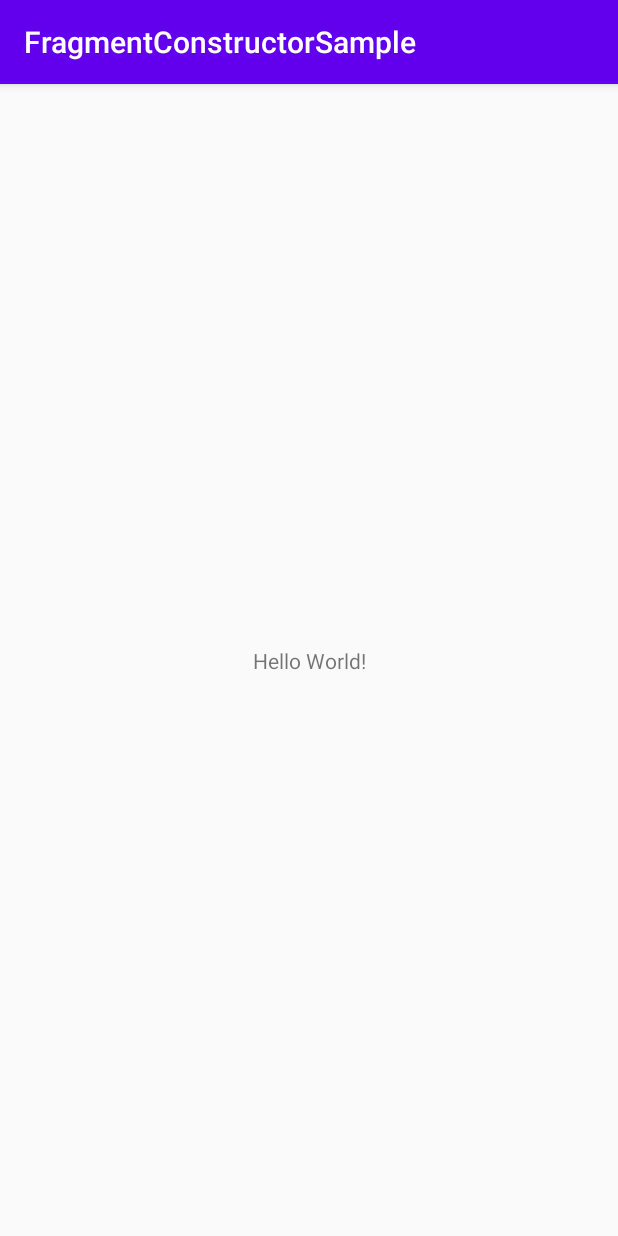
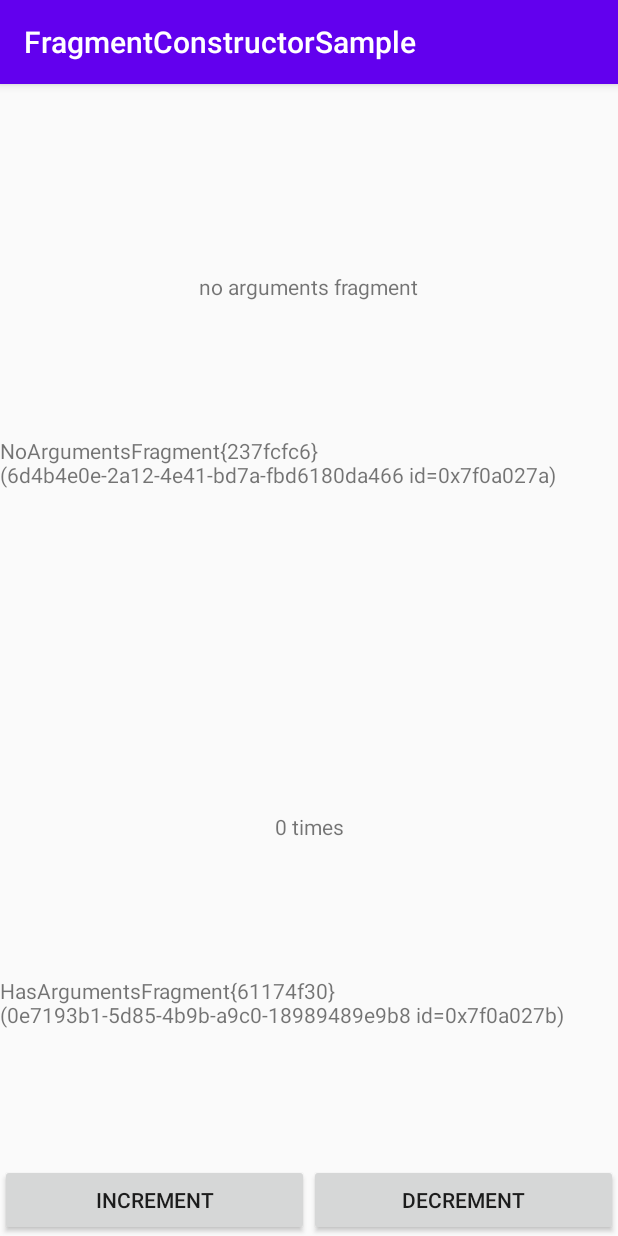
Before and after one commit to gen0083/FragmentConstructorSample, an Android app: the screen it shows after launch (MainActivity), on a phone screen of 412 x 824 dp. Run offline under Robolectric (Android 15) with nearby library versions, the phone set to English and light mode, and no system bars; our stand-ins replace data binding.

Commit message:
Instantiate fragment via FragmentFactory

```diff
--- /dev/null
+++ b/app/src/main/java/jp/gcreate/sample/fragmentconstructorsample/HasArgumentsFragment.kt
@@ -0,0 +1,28 @@
+package jp.gcreate.sample.fragmentconstructorsample
+
+import android.os.Bundle
+import android.view.LayoutInflater
+import android.view.View
+import android.view.ViewGroup
+import androidx.databinding.DataBindingUtil
+import androidx.fragment.app.Fragment
+import jp.gcreate.sample.fragmentconstructorsample.databinding.FragmentHasArgumentsBinding
+
+class HasArgumentsFragment(val count: Int) : Fragment() {
+    private lateinit var binding: FragmentHasArgumentsBinding
+
+    override fun onCreateView(
+        inflater: LayoutInflater,
+        container: ViewGroup?,
+        savedInstanceState: Bundle?
+    ): View? {
+        binding = DataBindingUtil.inflate(inflater, R.layout.fragment_has_arguments, container, false)
+        return binding.root
+    }
+
+    override fun onViewCreated(view: View, savedInstanceState: Bundle?) {
+        super.onViewCreated(view, savedInstanceState)
+        binding.textView.text = "$count times"
+        binding.fragmentInstance.text = this.toString()
+    }
+}
--- /dev/null
+++ b/app/src/main/java/jp/gcreate/sample/fragmentconstructorsample/HasArgumentsFragmentFactory.kt
@@ -0,0 +1,13 @@
+package jp.gcreate.sample.fragmentconstructorsample
+
+import androidx.fragment.app.Fragment
+import androidx.fragment.app.FragmentFactory
+
+class HasArgumentsFragmentFactory(val dep: () -> Int) : FragmentFactory() {
+    override fun instantiate(classLoader: ClassLoader, className: String): Fragment {
+        if (className == HasArgumentsFragment::class.java.name) {
+            return HasArgumentsFragment(dep())
+        }
+        return super.instantiate(classLoader, className)
+    }
+}
--- a/app/src/main/java/jp/gcreate/sample/fragmentconstructorsample/MainActivity.kt
+++ b/app/src/main/java/jp/gcreate/sample/fragmentconstructorsample/MainActivity.kt
@@ -2,11 +2,32 @@ package jp.gcreate.sample.fragmentconstructorsample
 
 import androidx.appcompat.app.AppCompatActivity
 import android.os.Bundle
+import androidx.databinding.DataBindingUtil
+import jp.gcreate.sample.fragmentconstructorsample.databinding.ActivityMainBinding
 
 class MainActivity : AppCompatActivity() {
+    private var count = 0
+    private val fragmentFactory = HasArgumentsFragmentFactory { count }
+    private lateinit var binding: ActivityMainBinding
 
     override fun onCreate(savedInstanceState: Bundle?) {
+        supportFragmentManager.fragmentFactory = fragmentFactory
         super.onCreate(savedInstanceState)
-        setContentView(R.layout.activity_main)
+        binding = DataBindingUtil.setContentView(this, R.layout.activity_main)
+
+        binding.increment.setOnClickListener {
+            count++
+            replaceFragment()
+        }
+        binding.decrement.setOnClickListener {
+            count--
+            replaceFragment()
+        }
+    }
+
+    private fun replaceFragment() {
+        supportFragmentManager.beginTransaction()
+            .replace(R.id.container_2, HasArgumentsFragment::class.java, null)
+            .commit()
     }
 }
--- /dev/null
+++ b/app/src/main/java/jp/gcreate/sample/fragmentconstructorsample/NoArgumentsFragment.kt
@@ -0,0 +1,27 @@
+package jp.gcreate.sample.fragmentconstructorsample
+
+import android.os.Bundle
+import android.view.LayoutInflater
+import android.view.View
+import android.view.ViewGroup
+import androidx.databinding.DataBindingUtil
+import androidx.fragment.app.Fragment
+import jp.gcreate.sample.fragmentconstructorsample.databinding.FragmentNoArgumentsBinding
+
+class NoArgumentsFragment : Fragment() {
+    private lateinit var binding: FragmentNoArgumentsBinding
+
+    override fun onCreateView(
+        inflater: LayoutInflater,
+        container: ViewGroup?,
+        savedInstanceState: Bundle?
+    ): View? {
+        binding = DataBindingUtil.inflate(inflater, R.layout.fragment_no_arguments, container, false)
+        return binding.root
+    }
+
+    override fun onViewCreated(view: View, savedInstanceState: Bundle?) {
+        super.onViewCreated(view, savedInstanceState)
+        binding.fragmentInstance.text = this.toString()
+    }
+}
--- a/app/src/main/res/layout/activity_main.xml
+++ b/app/src/main/res/layout/activity_main.xml
@@ -1,18 +1,59 @@
 <?xml version="1.0" encoding="utf-8"?>
-<androidx.constraintlayout.widget.ConstraintLayout xmlns:android="http://schemas.android.com/apk/res/android"
+<layout
+    xmlns:android="http://schemas.android.com/apk/res/android"
     xmlns:app="http://schemas.android.com/apk/res-auto"
     xmlns:tools="http://schemas.android.com/tools"
-    android:layout_width="match_parent"
-    android:layout_height="match_parent"
-    tools:context=".MainActivity">
+    >
 
-    <TextView
-        android:layout_width="wrap_content"
-        android:layout_height="wrap_content"
-        android:text="Hello World!"
-        app:layout_constraintBottom_toBottomOf="parent"
-        app:layout_constraintLeft_toLeftOf="parent"
-        app:layout_constraintRight_toRightOf="parent"
-        app:layout_constraintTop_toTopOf="parent" />
+    <androidx.constraintlayout.widget.ConstraintLayout
+        android:layout_width="match_parent"
+        android:layout_height="match_parent"
+        tools:context=".MainActivity"
+        >
 
-</androidx.constraintlayout.widget.ConstraintLayout>
+        <androidx.fragment.app.FragmentContainerView
+            android:id="@+id/container_1"
+            android:layout_width="0dp"
+            android:layout_height="0dp"
+            app:layout_constraintBottom_toTopOf="@+id/container_2"
+            app:layout_constraintEnd_toEndOf="parent"
+            app:layout_constraintStart_toStartOf="parent"
+            app:layout_constraintTop_toTopOf="parent"
+            android:name="jp.gcreate.sample.fragmentconstructorsample.NoArgumentsFragment"
+            />
+
+        <androidx.fragment.app.FragmentContainerView
+            android:id="@+id/container_2"
+            android:layout_width="0dp"
+            android:layout_height="0dp"
+            android:name="jp.gcreate.sample.fragmentconstructorsample.HasArgumentsFragment"
+            app:layout_constraintBottom_toTopOf="@id/increment"
+            app:layout_constraintEnd_toEndOf="parent"
+            app:layout_constraintStart_toStartOf="parent"
+            app:layout_constraintTop_toBottomOf="@+id/container_1"
+            />
+
+        <Button
+            android:id="@+id/increment"
+            android:layout_width="0dp"
+            android:layout_height="wrap_content"
+            android:text="increment"
+            app:layout_constraintBottom_toBottomOf="parent"
+            app:layout_constraintEnd_toStartOf="@id/decrement"
+            app:layout_constraintStart_toStartOf="parent"
+            app:layout_constraintTop_toBottomOf="@id/container_2"
+            />
+
+        <Button
+            android:id="@+id/decrement"
+            android:layout_width="0dp"
+            android:layout_height="wrap_content"
+            android:text="decrement"
+            app:layout_constraintBottom_toBottomOf="@id/increment"
+            app:layout_constraintEnd_toEndOf="parent"
+            app:layout_constraintStart_toEndOf="@id/increment"
+            app:layout_constraintTop_toTopOf="@id/increment"
+            />
+
+    </androidx.constraintlayout.widget.ConstraintLayout>
+</layout>
--- /dev/null
+++ b/app/src/main/res/layout/fragment_has_arguments.xml
@@ -0,0 +1,31 @@
+<?xml version="1.0" encoding="utf-8"?>
+<layout xmlns:android="http://schemas.android.com/apk/res/android"
+    xmlns:app="http://schemas.android.com/apk/res-auto">
+
+    <androidx.constraintlayout.widget.ConstraintLayout
+        android:layout_width="match_parent"
+        android:layout_height="match_parent">
+
+        <TextView
+            android:id="@+id/text_view"
+            android:layout_width="wrap_content"
+            android:layout_height="wrap_content"
+            android:text="default"
+            app:layout_constraintBottom_toBottomOf="@id/fragment_instance"
+            app:layout_constraintEnd_toEndOf="parent"
+            app:layout_constraintStart_toStartOf="parent"
+            app:layout_constraintTop_toTopOf="parent" />
+
+        <TextView
+            android:id="@+id/fragment_instance"
+            android:layout_width="wrap_content"
+            android:layout_height="wrap_content"
+            android:text="default"
+            app:layout_constraintBottom_toBottomOf="parent"
+            app:layout_constraintEnd_toEndOf="parent"
+            app:layout_constraintStart_toStartOf="parent"
+            app:layout_constraintTop_toBottomOf="@id/text_view"
+            />
+
+    </androidx.constraintlayout.widget.ConstraintLayout>
+</layout>
--- /dev/null
+++ b/app/src/main/res/layout/fragment_no_arguments.xml
@@ -0,0 +1,31 @@
+<?xml version="1.0" encoding="utf-8"?>
+<layout xmlns:android="http://schemas.android.com/apk/res/android"
+    xmlns:app="http://schemas.android.com/apk/res-auto">
+
+    <androidx.constraintlayout.widget.ConstraintLayout
+        android:layout_width="match_parent"
+        android:layout_height="match_parent">
+
+        <TextView
+            android:id="@+id/text_view"
+            android:layout_width="wrap_content"
+            android:layout_height="wrap_content"
+            android:text="no arguments fragment"
+            app:layout_constraintBottom_toBottomOf="@id/fragment_instance"
+            app:layout_constraintEnd_toEndOf="parent"
+            app:layout_constraintStart_toStartOf="parent"
+            app:layout_constraintTop_toTopOf="parent" />
+
+        <TextView
+            android:id="@+id/fragment_instance"
+            android:layout_width="wrap_content"
+            android:layout_height="wrap_content"
+            android:text="default"
+            app:layout_constraintBottom_toBottomOf="parent"
+            app:layout_constraintEnd_toEndOf="parent"
+            app:layout_constraintStart_toStartOf="parent"
+            app:layout_constraintTop_toBottomOf="@id/text_view"
+            />
+
+    </androidx.constraintlayout.widget.ConstraintLayout>
+</layout>
```
